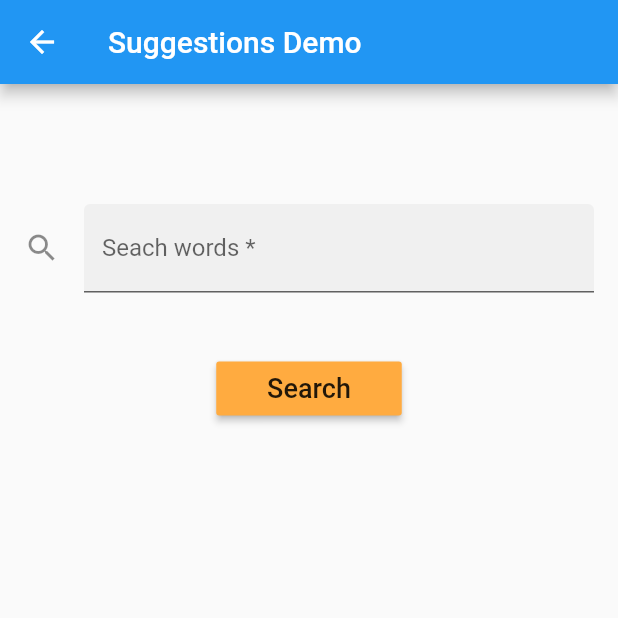
After one commit to sabari1004/PhotoShare, a Flutter app: the SuggestionsPage screen opened directly, on a phone screen of 412 x 824 dp, the top half of it. The commit adds this screen. Run offline on Flutter 3.47's test engine with Material 2 defaults, Android fonts, the phone set to English and light mode, and no system bars; our stand-ins replace connectivity, fluttertoast, modal_progress_hud; missing offline and left inert: simple_permissions.

Commit message:
Version 3

```diff
--- /dev/null
+++ b/lib/SuggestionsPage.dart
@@ -0,0 +1,219 @@
+import 'package:http/http.dart' as http;
+import 'dart:convert';
+import 'package:flutter/material.dart';
+import 'dart:io';
+import 'dart:async';
+
+class SuggestionsPage extends StatefulWidget {
+  SuggestionsPage({Key key}) : super(key: key);
+  @override
+  _SuggestionsPageState createState() => new _SuggestionsPageState();
+}
+
+class _SuggestionsPageState extends State<SuggestionsPage> {
+  static const JsonCodec JSON = const JsonCodec();
+
+  final key = new GlobalKey<ScaffoldState>();
+  final TextEditingController _searchQueryController =
+  new TextEditingController();
+  final FocusNode _focusNode = new FocusNode();
+
+  bool _isSearching = true;
+  String _searchText = "";
+  List<String> _searchList = List();
+  bool _onTap = false;
+  int _onTapTextLength = 0;
+
+  _SuggestionsPageState() {
+    _searchQueryController.addListener(() {
+      if (_searchQueryController.text.isEmpty) {
+        setState(() {
+          _isSearching = false;
+          _searchText = "";
+          _searchList = List();
+        });
+      } else {
+        setState(() {
+          _isSearching = true;
+          _searchText = _searchQueryController.text;
+          _onTap = _onTapTextLength == _searchText.length;
+        });
+      }
+    });
+  }
+
+  @override
+  void initState() {
+    super.initState();
+    _isSearching = false;
+  }
+
+  @override
+  Widget build(BuildContext context) {
+    return new Scaffold(
+      key: key,
+      appBar: buildAppbar(context),
+      body: buildBody(context),
+    );
+  }
+
+  Widget getFutureWidget() {
+    return new FutureBuilder(
+        future: _buildSearchList(),
+        initialData: List<ListTile>(),
+        builder:
+            (BuildContext context, AsyncSnapshot<List<ListTile>> childItems) {
+          return new Container(
+            color: Colors.white,
+            height: getChildren(childItems).length * 48.0,
+            width: MediaQuery.of(context).size.width,
+            child: new ListView(
+//            padding: new EdgeInsets.only(left: 50.0),
+              children: childItems.data.isNotEmpty
+                  ? ListTile
+                  .divideTiles(
+                  context: context, tiles: getChildren(childItems))
+                  .toList()
+                  : List(),
+            ),
+          );
+        });
+  }
+
+  List<ListTile> getChildren(AsyncSnapshot<List<ListTile>> childItems) {
+    if (_onTap && _searchText.length != _onTapTextLength) _onTap = false;
+    List<ListTile> childrenList =
+    _isSearching && !_onTap ? childItems.data : List();
+    return childrenList;
+  }
+
+  ListTile _getListTile(String suggestedPhrase) {
+    return new ListTile(
+      dense: true,
+      title: new Text(
+        suggestedPhrase,
+        style: Theme.of(context).textTheme.body2,
+      ),
+      onTap: () {
+        setState(() {
+          _onTap = true;
+          _isSearching = false;
+          _onTapTextLength = suggestedPhrase.length;
+          _searchQueryController.text = suggestedPhrase;
+        });
+        _searchQueryController.selection = TextSelection
+            .fromPosition(new TextPosition(offset: suggestedPhrase.length));
+      },
+    );
+  }
+
+  Future<List<ListTile>> _buildSearchList() async {
+    if (_searchText.isEmpty) {
+      _searchList = List();
+      return List();
+    } else {
+      _searchList = await _getSuggestion(_searchText) ?? List();
+//        ..add(_searchText);
+
+      List<ListTile> childItems = new List();
+      for (var value in _searchList) {
+        if (!(value.contains(" ") && value.split(" ").length > 2)) {
+          childItems.add(_getListTile(value));
+        }
+      }
+      return childItems;
+    }
+  }
+
+  Future<List<String>> _getSuggestion(String hintText) async {
+    String url = "SOME_TEST_API?s=$hintText&max=4";
+
+    var response =
+    await http.get(Uri.parse(url), headers: {"Accept": "application/json"});
+
+    List decode = JSON.decode(response.body);
+    if (response.statusCode != HttpStatus.OK || decode.length == 0) {
+      return null;
+    }
+    List<String> suggestedWords = new List();
+
+    if (decode.length == 0) return null;
+
+    decode.forEach((f) => suggestedWords.add(f["word"]));
+//    String data = decode[0]["word"];
+
+    return suggestedWords;
+  }
+
+  Widget buildAppbar(BuildContext context) {
+    return new AppBar(
+      title: new Text('Suggestions Demo'),
+    );
+  }
+
+  Widget buildBody(BuildContext context) {
+    return new SafeArea(
+      top: false,
+      bottom: false,
+      child: new SingleChildScrollView(
+        padding: const EdgeInsets.symmetric(horizontal: 16.0),
+        child: new Stack(
+          children: <Widget>[
+            new Column(
+              children: <Widget>[
+                Container(
+                  height: MediaQuery.of(context).size.height,
+                  child: new Column(
+                    crossAxisAlignment: CrossAxisAlignment.stretch,
+                    children: <Widget>[
+                      const SizedBox(height: 80.0),
+                      new TextFormField(
+                        controller: _searchQueryController,
+                        focusNode: _focusNode,
+                        onFieldSubmitted: (String value) {
+                          print("$value submitted");
+                          setState(() {
+                            _searchQueryController.text = value;
+                            _onTap = true;
+                          });
+                        },
+                        onSaved: (String value) => print("$value saved"),
+                        decoration: const InputDecoration(
+                          border: const UnderlineInputBorder(),
+                          filled: true,
+                          icon: const Icon(Icons.search),
+                          hintText: 'Type two words with space',
+                          labelText: 'Seach words *',
+                        ),
+                      ),
+
+                      const SizedBox(height: 40.0),
+                      new Center(
+                        child: new RaisedButton(
+                            color: Colors.orangeAccent,
+                            onPressed: () => print("Pressed"),
+                            child: const Text(
+                              '    Search    ',
+                              style: const TextStyle(fontSize: 18.0),
+                            )),
+                      ),
+                      const SizedBox(height: 200.0),
+                    ],
+                  ),
+                ),
+              ],
+            ),
+            new Container(
+                alignment: Alignment.topCenter,
+                padding: new EdgeInsets.only(
+//                  top: MediaQuery.of(context).size.height * .18,
+                    top: 136.0,
+                    right: 0.0,
+                    left: 38.0),
+                child: _isSearching && (!_onTap) ? getFutureWidget() : null)
+          ],
+        ),
+      ),
+    );
+  }
+}
--- a/lib/file_manager.dart
+++ b/lib/file_manager.dart
@@ -3,6 +3,7 @@ import 'dart:io';
 import 'package:flutter/services.dart';
 import 'package:path_provider/path_provider.dart';
 import 'package:simple_permissions/simple_permissions.dart';
+import 'SuggestionsPage.dart';
 import 'selection_icon.dart';
 import 'click_effect.dart';
 import 'package:fluttertoast/fluttertoast.dart';
--- a/pubspec.yaml
+++ b/pubspec.yaml
@@ -24,6 +24,7 @@ dependencies:
   connectivity: ^0.4.2
   fluttertoast: ^2.0.0
   modal_progress_hud: ^0.1.2
+  http: ^0.12.0+2
 
 dev_dependencies:
   flutter_test:
```
Also changed, not shown: lib/HomeMaterial.dart (+24 -16 lines).
